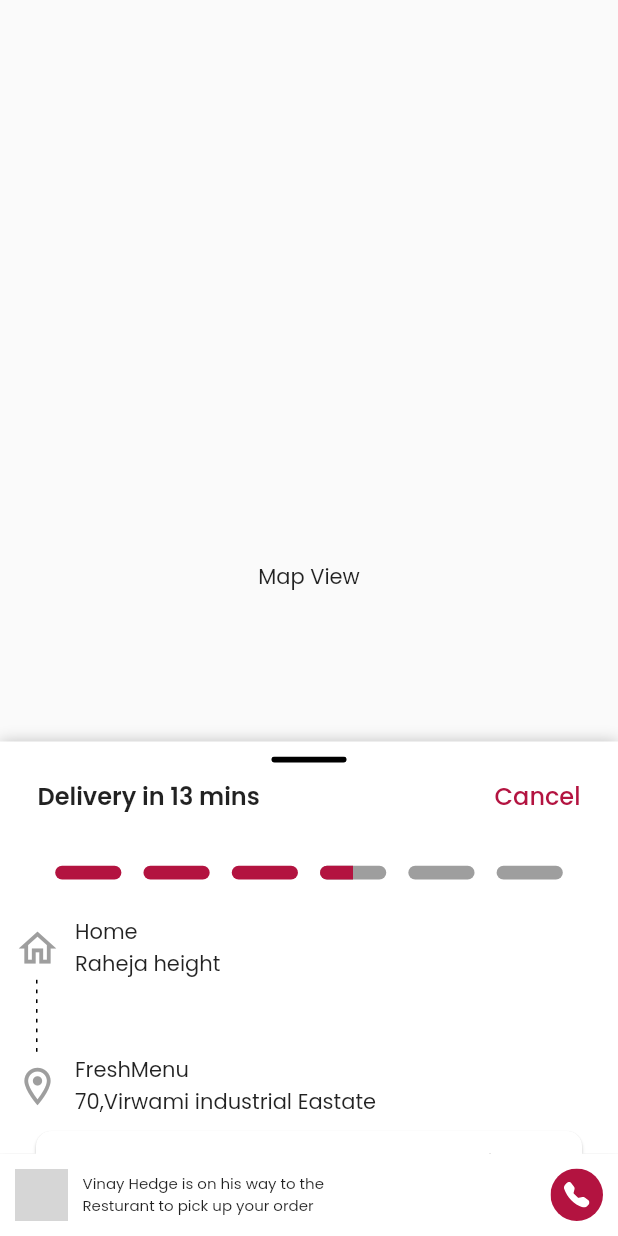
After one commit to tejastamkar/Bhojan-king-resturant, a Flutter app: the CartScreen screen opened directly, after a tap on an icon or button, on a phone screen of 412 x 824 dp. The commit adds this screen. Run offline on Flutter 3.47's test engine with Material 2 defaults, Android fonts, the phone set to English and light mode, and no system bars; drawn by our look-alikes of dotted_line, flutter_rating_bar, sliding_up_panel; our stand-ins replace carousel_indicator, carousel_slider, dotted_border, expandable, flutter_svg, fluttertoast and 1 more; network calls fail; project files that could hold a hidden picture were left out; grey boxes are pictures that could not be loaded.

Commit message:
added ridermapScreen

```diff
--- /dev/null
+++ b/lib/screens/ridermapscreen.dart
@@ -0,0 +1,382 @@
+import 'package:dotted_line/dotted_line.dart';
+import 'package:flutter/material.dart';
+import 'package:flutter_rating_bar/flutter_rating_bar.dart';
+import 'package:flutter_svg/flutter_svg.dart';
+import 'package:restroapp/Data/itemlistdata.dart';
+import 'package:sliding_up_panel/sliding_up_panel.dart';
+
+class RiderMapScreen extends StatefulWidget {
+  final String deliveryPlace,
+      deliveryAddress,
+      restroPlace,
+      restroAdress,
+      riderImage,
+      riderName;
+  final int review;
+  final int time, index;
+  const RiderMapScreen(
+      {Key? key,
+      required this.index,
+      required this.review,
+      required this.riderName,
+      required this.riderImage,
+      required this.time,
+      required this.restroAdress,
+      required this.restroPlace,
+      required this.deliveryAddress,
+      required this.deliveryPlace})
+      : super(key: key);
+
+  @override
+  State<RiderMapScreen> createState() => _RiderMapScreenState();
+}
+
+class _RiderMapScreenState extends State<RiderMapScreen> {
+  bool Open = false;
+  @override
+  Widget build(BuildContext context) {
+    final List orderdetails = doneOrderList[widget.index]['order'];
+    final List restroAddrees = doneOrderList[widget.index]['restro_address'];
+    final List deliveryAddress =
+        doneOrderList[widget.index]['delivery_address'];
+    double height = MediaQuery.of(context).size.height;
+    double width = MediaQuery.of(context).size.width;
+    return Scaffold(
+      bottomNavigationBar: Container(
+        padding: const EdgeInsets.symmetric(horizontal: 10, vertical: 10),
+        color: Colors.white,
+        child: Row(
+          children: [
+            ClipRRect(
+              borderRadius: BorderRadius.circular(10),
+              child: Image.network(widget.riderImage,
+                  width: Open ? 60 : 35,
+                  height: Open ? 60 : 35,
+                  fit: BoxFit.fill),
+            ),
+            const SizedBox(
+              width: 10,
+            ),
+            SizedBox(
+              width: 200,
+              height: Open ? 60 : 30,
+              child: Column(
+                crossAxisAlignment: CrossAxisAlignment.start,
+                children: [
+                  Text(
+                    '${widget.riderName} is on his way to the Resturant to pick up your order',
+                    style: const TextStyle(
+                        fontSize: 10, fontWeight: FontWeight.w400),
+                  ),
+                  Open
+                      ? Container(
+                          width: 40,
+                          height: 25,
+                          decoration: BoxDecoration(
+                              color: Colors.green,
+                              borderRadius: BorderRadius.circular(3)),
+                          child: Padding(
+                            padding: const EdgeInsets.all(5),
+                            child: Row(
+                              children: [
+                                const Icon(
+                                  Icons.star,
+                                  color: Colors.white,
+                                  size: 15,
+                                ),
+                                const Spacer(),
+                                Text(
+                                  '${widget.review}.0',
+                                  style: TextStyle(
+                                      fontSize: 10,
+                                      fontWeight: FontWeight.w400,
+                                      color: Colors.white),
+                                )
+                              ],
+                            ),
+                          ),
+                        )
+                      : const SizedBox()
+                ],
+              ),
+            ),
+            const Spacer(),
+            SvgPicture.asset('icons/PhoneIcon.svg'),
+          ],
+        ),
+      ),
+      body: Stack(
+        children: [
+          const Center(
+            child: Text('Map View'),
+          ),
+          SlidingUpPanel(
+            onPanelOpened: () {
+              setState(() {
+                Open = true;
+              });
+            },
+            onPanelClosed: () {
+              setState(() {
+                Open = false;
+              });
+            },
+            minHeight: height / 3,
+            maxHeight: height - 100,
+            panel: Padding(
+              padding: const EdgeInsets.all(10),
+              child: ClipRRect(
+                child: Column(
+                  crossAxisAlignment: CrossAxisAlignment.start,
+                  children: [
+                    Center(
+                      child: Container(
+                        decoration: BoxDecoration(
+                          borderRadius: BorderRadius.circular(10),
+                          color: Colors.black,
+                        ),
+                        width: 50,
+                        height: 4,
+                      ),
+                    ),
+                    Padding(
+                      padding: const EdgeInsets.symmetric(
+                          horizontal: 15, vertical: 10),
+                      child: Row(
+                        children: [
+                          Text(
+                            'Delivery in ${widget.time} mins',
+                            style: const TextStyle(
+                                fontWeight: FontWeight.w600, fontSize: 16),
+                          ),
+                          const Spacer(),
+                          Text(
+                            "Cancel",
+                            style: TextStyle(
+                                fontSize: 16,
+                                fontWeight: FontWeight.w500,
+                                color: Theme.of(context).primaryColor),
+                          )
+                        ],
+                      ),
+                    ),
+                    Center(
+                      child: RatingBarIndicator(
+                        rating: 3.5,
+                        itemCount: 6,
+                        itemSize: width / 7,
+                        itemBuilder: (context, index) => Padding(
+                          padding: const EdgeInsets.symmetric(horizontal: 20),
+                          child: Container(
+                            decoration: BoxDecoration(
+                              borderRadius: BorderRadius.circular(25),
+                              color: Theme.of(context).primaryColor,
+                            ),
+                            width: 120,
+                            height: 25,
+                          ),
+                        ),
+                      ),
+                    ),
+                    Row(
+                      children: [
+                        const Icon(
+                          Icons.home_outlined,
+                          color: Colors.grey,
+                          size: 30,
+                        ),
+                        const SizedBox(
+                          width: 10,
+                        ),
+                        Column(
+                          crossAxisAlignment: CrossAxisAlignment.start,
+                          children: [
+                            Text(
+                              widget.deliveryPlace,
+                              style: const TextStyle(
+                                  fontSize: 14, fontWeight: FontWeight.w400),
+                            ),
+                            Text(
+                              widget.deliveryAddress,
+                              style: const TextStyle(
+                                  fontSize: 14, fontWeight: FontWeight.w400),
+                            ),
+                          ],
+                        )
+                      ],
+                    ),
+                    const Padding(
+                      padding: EdgeInsets.symmetric(horizontal: 14),
+                      child: SizedBox(
+                        height: 50,
+                        child: DottedLine(
+                          dashLength: 2.5,
+                          direction: Axis.vertical,
+                        ),
+                      ),
+                    ),
+                    Row(
+                      children: [
+                        const Icon(
+                          Icons.location_on_outlined,
+                          color: Colors.grey,
+                          size: 30,
+                        ),
+                        const SizedBox(
+                          width: 10,
+                        ),
+                        Column(
+                          crossAxisAlignment: CrossAxisAlignment.start,
+                          children: [
+                            Text(
+                              widget.restroPlace,
+                              style: const TextStyle(
+                                  fontSize: 14, fontWeight: FontWeight.w400),
+                            ),
+                            Text(
+                              widget.restroAdress,
+                              style: const TextStyle(
+                                  fontSize: 14, fontWeight: FontWeight.w400),
+                            ),
+                          ],
+                        )
+                      ],
+                    ),
+                    Padding(
+                      padding: const EdgeInsets.symmetric(
+                          horizontal: 10, vertical: 5),
+                      child: Card(
+                        shape: RoundedRectangleBorder(
+                            borderRadius: BorderRadius.circular(10)),
+                        child: Padding(
+                          padding: const EdgeInsets.all(10),
+                          child: Column(
+                            crossAxisAlignment: CrossAxisAlignment.start,
+                            children: [
+                              Row(
+                                children: [
+                                  Text(
+                                    'ORDER #${doneOrderList[widget.index]['Order_No']}',
+                                    style: const TextStyle(
+                                        fontSize: 16,
+                                        fontWeight: FontWeight.w500),
+                                  ),
+                                  const Spacer(),
+                                  Text(
+                                    '${doneOrderList[widget.index]['order'].length} Items | ₹${doneOrderList[widget.index]['total_amount']}',
+                                    style: const TextStyle(
+                                        fontSize: 14,
+                                        fontWeight: FontWeight.w400,
+                                        color: Color.fromRGBO(0, 0, 0, 0.58)),
+                                  ),
+                                ],
+                              ),
+                              ListView.builder(
+                                physics: const NeverScrollableScrollPhysics(),
+                                shrinkWrap: true,
+                                itemCount:
+                                    doneOrderList[widget.index]['order'].length,
+                                itemBuilder: (context, index) => Row(
+                                  children: [
+                                    Text(
+                                      '${orderdetails[index]['item_name']} x ${orderdetails[index]['number_of_item']}',
+                                      style: const TextStyle(
+                                          fontSize: 14,
+                                          fontWeight: FontWeight.w400,
+                                          color: Color.fromRGBO(0, 0, 0, 0.58)),
+                                    ),
+                                    const Spacer(),
+                                    Text(
+                                      '₹${orderdetails[index]['amount']}',
+                                      style: const TextStyle(
+                                          fontSize: 14,
+                                          fontWeight: FontWeight.w400,
+                                          color: Color.fromRGBO(0, 0, 0, 0.58)),
+                                    ),
+                                  ],
+                                ),
+                              ),
+                              Row(
+                                children: [
+                                  const Text('Delivery Charges',
+                                      style: TextStyle(
+                                          fontSize: 14,
+                                          fontWeight: FontWeight.w400,
+                                          color:
+                                              Color.fromRGBO(0, 0, 0, 0.58))),
+                                  const Spacer(),
+                                  Text('₹${doneOrderList[widget.index]['dc']}',
+                                      style: const TextStyle(
+                                          fontSize: 14,
+                                          fontWeight: FontWeight.w400,
+                                          color: Color.fromRGBO(0, 0, 0, 0.58)))
+                                ],
+                              ),
+                              Row(
+                                children: [
+                                  const Text('Taxes',
+                                      style: TextStyle(
+                                          fontSize: 14,
+                                          fontWeight: FontWeight.w400,
+                                          color:
+                                              Color.fromRGBO(0, 0, 0, 0.58))),
+                                  const Spacer(),
+                                  Text('₹${doneOrderList[widget.index]['tax']}',
+                                      style: const TextStyle(
+                                          fontSize: 14,
+                                          fontWeight: FontWeight.w400,
+                                          color: Color.fromRGBO(0, 0, 0, 0.58)))
+                                ],
+                              ),
+                              Padding(
+                                padding: const EdgeInsets.symmetric(
+                                    horizontal: 2, vertical: 10),
+                                child: Container(
+                                  color: Colors.grey,
+                                  height: 1,
+                                  width: MediaQuery.of(context).size.width,
+                                ),
+                              ),
+                              Row(
+                                children: [
+                                  const Text('Total Bill',
+                                      style: TextStyle(
+                                          fontSize: 14,
+                                          fontWeight: FontWeight.w500,
+                                          color: Color.fromRGBO(0, 0, 0, 1))),
+                                  const Spacer(),
+                                  Text(
+                                      '₹${doneOrderList[widget.index]['total_amount']}',
+                                      style: const TextStyle(
+                                          fontSize: 14,
+                                          fontWeight: FontWeight.w500,
+                                          color: Color.fromRGBO(0, 0, 0, 1)))
+                                ],
+                              ),
+                            ],
+                          ),
+                        ),
+                      ),
+                    ),
+                    Padding(
+                      padding: const EdgeInsets.symmetric(horizontal: 10),
+                      child: TextButton(
+                          onPressed: () {},
+                          child: Text(
+                            'Help?',
+                            style: TextStyle(
+                                color: Theme.of(context).primaryColor,
+                                fontSize: 16,
+                                fontWeight: FontWeight.w500),
+                          )),
+                    ),
+                  ],
+                ),
+              ),
+            ),
+          )
+        ],
+      ),
+    );
+  }
+}
--- a/lib/widgets/ordercard.dart
+++ b/lib/widgets/ordercard.dart
@@ -2,6 +2,7 @@ import 'package:flutter/material.dart';
 import 'package:flutter_svg/flutter_svg.dart';
 import 'package:restroapp/Data/itemlistdata.dart';
 import 'package:restroapp/screens/ordersummary.dart';
+import 'package:restroapp/screens/ridermapscreen.dart';
 
 class OrderList extends StatefulWidget {
   const OrderList({
@@ -26,6 +27,7 @@ class _OrderListState extends State<OrderList> {
               scrollDirection: Axis.vertical,
               itemBuilder: (context, index) {
                 return PendingOrder(
+                  index: index,
                   riderImage: orderList[index]['rider_image'],
                   riderName: orderList[index]['rider_name'],
                   time: orderList[index]['time'],
@@ -62,9 +64,10 @@ class _OrderListState extends State<OrderList> {
 
 class PendingOrder extends StatefulWidget {
   final String time, riderName, riderImage, date;
-  final int itemNo, price, riderNumber, orderNo;
+  final int itemNo, price, riderNumber, orderNo, index;
   const PendingOrder({
     Key? key,
+    required this.index,
     required this.time,
     required this.riderImage,
     required this.riderName,
@@ -82,7 +85,22 @@ class PendingOrder extends StatefulWidget {
 class _PendingOrderState extends State<PendingOrder> {
   @override
   Widget build(BuildContext context) {
-    return Card(
+    return InkWell(
+      onTap: () => Navigator.push(
+          context,
+          MaterialPageRoute(
+              builder: (context) => RiderMapScreen(
+                    review: 4,
+                    riderName: widget.riderName,
+                    riderImage: widget.riderImage,
+                    index: widget.index,
+                    time: 13,
+                    restroAdress: "70,Virwami industrial Eastate",
+                    restroPlace: "FreshMenu",
+                    deliveryAddress: "Raheja height",
+                    deliveryPlace: "Home",
+                  ))),
+      child: Card(
         child: Column(
           children: [
             Padding(
@@ -163,6 +181,7 @@ class _PendingOrderState extends State<PendingOrder> {
               ),
             ),
           ],
+        ),
       ),
     );
   }
--- a/pubspec.yaml
+++ b/pubspec.yaml
@@ -43,6 +43,7 @@ dependencies:
   fluttertoast: ^8.0.9
   dotted_border: ^2.0.0+2
   expandable: ^5.0.1
+  sliding_up_panel: ^2.0.0+1
 
 dev_dependencies:
   flutter_test:
```
Also changed, not shown: icons/PhoneIcon.svg (added), pubspec.lock. Lines whose indentation alone changed are shown as unchanged.
